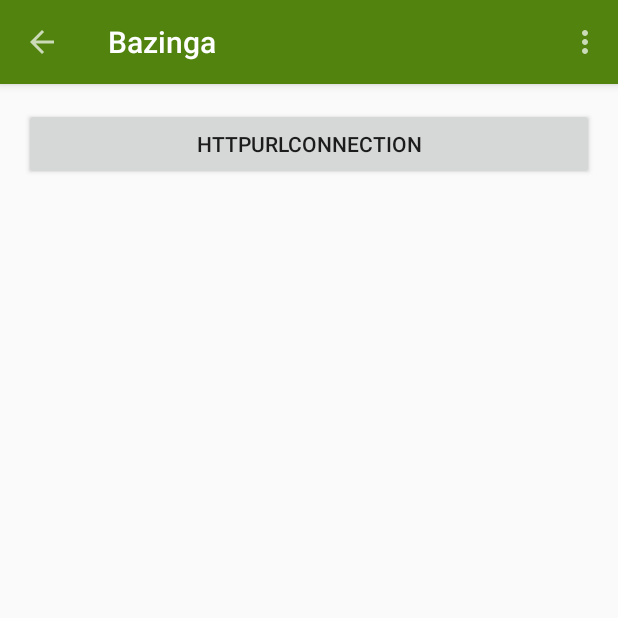
After one commit to mojota/Bazinga, an Android app: the HttpActivity screen opened directly, with no data from a screen before it, on a phone screen of 412 x 824 dp, the top half of it. The commit adds this screen. Run offline under Robolectric (Android 15) with nearby library versions, the light colour scheme and no system bars.

Commit message:
增加http

```diff
--- a/app/build.gradle
+++ b/app/build.gradle
@@ -31,4 +31,5 @@ dependencies {
     compile files('libs/httpmime-4.2.5.jar')
     compile 'org.apache.httpcomponents:httpcore:4.2.5'
     compile files('libs/Msc.jar')
+    compile 'com.android.support.constraint:constraint-layout:1.0.2'
 }
--- /dev/null
+++ b/app/src/main/res/layout/activity_http.xml
@@ -0,0 +1,14 @@
+<?xml version="1.0" encoding="utf-8"?>
+<LinearLayout
+    xmlns:android="http://schemas.android.com/apk/res/android"
+    android:layout_width="match_parent"
+    android:layout_height="match_parent"
+    android:padding="16dp">
+
+    <Button
+        android:id="@+id/bt_hurlc"
+        android:layout_width="match_parent"
+        android:layout_height="wrap_content"
+        android:text="HttpUrlConnection"/>
+
+</LinearLayout>
--- a/app/src/main/res/layout/fragment_one.xml
+++ b/app/src/main/res/layout/fragment_one.xml
@@ -16,6 +16,12 @@
         android:layout_width="match_parent"
         android:layout_height="wrap_content"
         android:text="@string/str_volley_upload" />
+
+    <Button
+        android:id="@+id/bt_http"
+        android:layout_width="match_parent"
+        android:layout_height="wrap_content"
+        android:text="@string/str_http"/>
 
     <Button
         android:id="@+id/bt_textinput"
--- a/app/src/main/res/values/strings.xml
+++ b/app/src/main/res/values/strings.xml
@@ -3,6 +3,7 @@
 
     <string name="str_volley">volley</string>
     <string name="str_volley_upload">volley_upload</string>
+    <string name="str_http">http</string>
     <string name="str_textInputLayout">TextInputLayout</string>
     <string name="str_customView">customView</string>
     <string name="str_anim">animate</string>
```
Also changed, not shown: app/src/main/AndroidManifest.xml (+11 -13 lines), app/src/main/java/com/mojota/bazinga/OneFragment.java (+9 -0 lines), app/src/main/java/com/mojota/bazinga/view/HttpActivity.java (added, +113 -0 lines), 1 other file.
